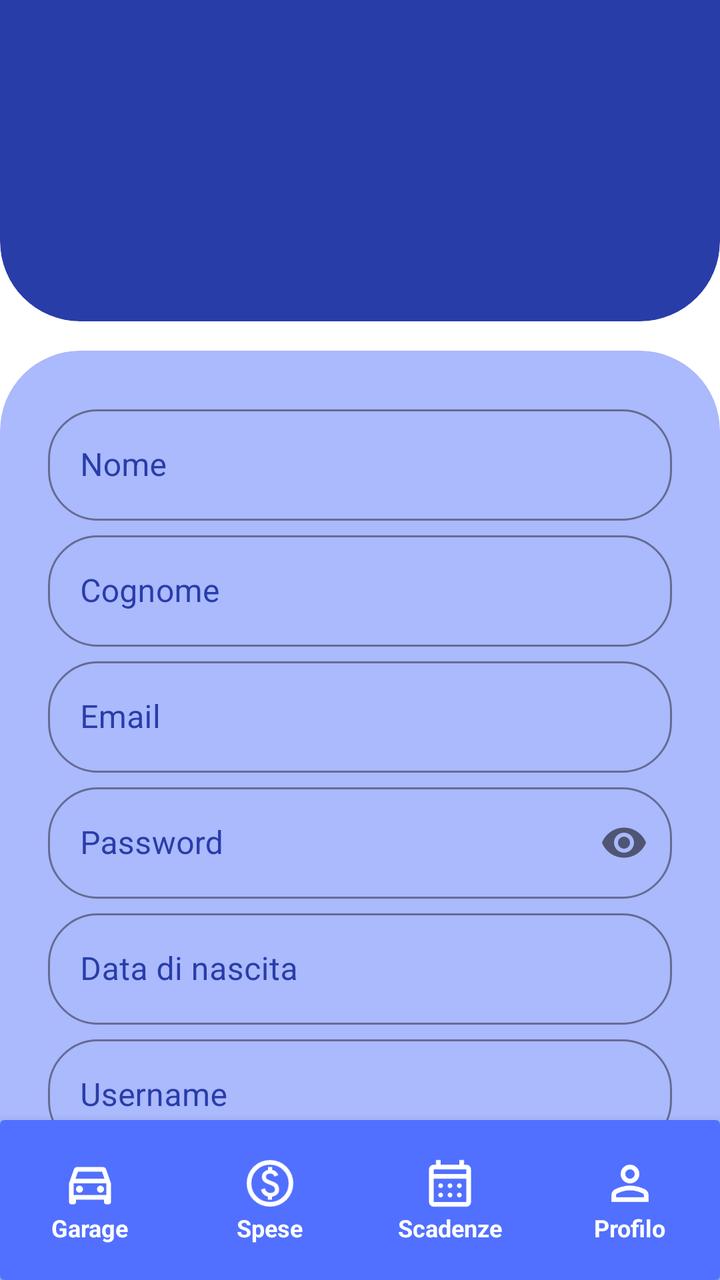
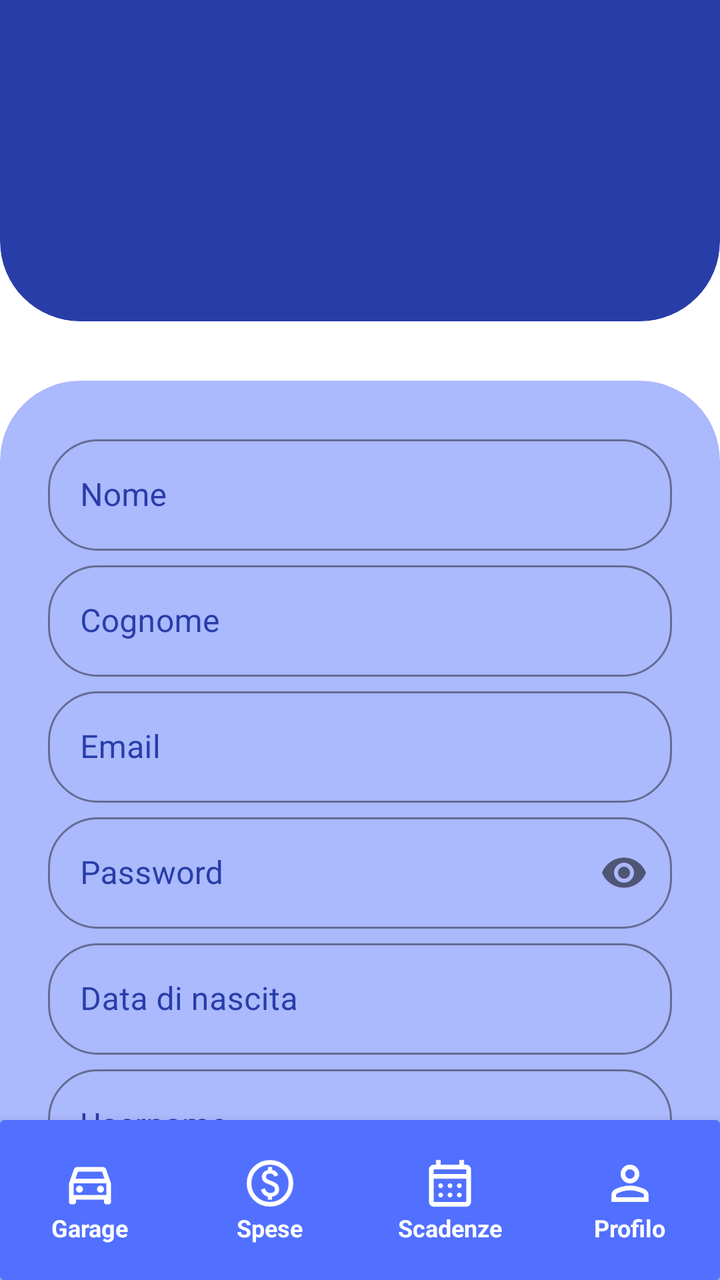

Before-and-after screenshots of an Android layout around one commit, followed by the original layout XML and the change that was made.
<!-- AndroidManifest.xml: application theme Theme.MyCarManager -->
<!-- res/layout/activity_modifica_dati_utente.xml -->
<?xml version="1.0" encoding="utf-8"?>
<androidx.constraintlayout.widget.ConstraintLayout xmlns:android="http://schemas.android.com/apk/res/android"
    xmlns:app="http://schemas.android.com/apk/res-auto"
    xmlns:tools="http://schemas.android.com/tools"
    android:id="@+id/clProfiloUtente"
    android:layout_width="match_parent"
    android:layout_height="match_parent"
    android:background="@color/Bianco">

    
    <include
        android:id="@+id/headerModificaDatiUtente"
        layout="@layout/item_headerblu"
        android:layout_width="match_parent"
        android:layout_height=""/>

    
    <androidx.cardview.widget.CardView
        android:id="@+id/cvModificaDatiUtente"
        android:layout_width="match_parent"
        android:layout_height="0dp"
        app:cardBackgroundColor="@color/Blu_chiaro"
        app:cardCornerRadius="40dp"
        app:cardElevation="0dp"
        android:layout_marginTop="15dp"
        app:layout_constraintTop_toBottomOf="@id/headerModificaDatiUtente">

        

        <androidx.core.widget.NestedScrollView
            android:id="@+id/nsvModificaDatiUtente"
            android:layout_width="match_parent"
            android:layout_height="match_parent"
            android:paddingBottom="40dp">


            <LinearLayout
                android:id="@+id/llModificaDatiUtente"
                android:layout_width="match_parent"
                android:layout_height="wrap_content"
                android:orientation="vertical"
                android:padding="24dp">

                
                
                <com.google.android.material.textfield.TextInputLayout
                    android:id="@+id/tilNome"
                    style="@style/Widget.MaterialComponents.TextInputLayout.OutlinedBox"
                    android:layout_width="match_parent"
                    android:layout_height="wrap_content"
                    android:layout_marginBottom="2dp"
                    android:textColorHint="@color/Blu"
                    app:boxStrokeColor="@color/Blu"
                    app:hintTextColor="@color/Blu"
                    app:boxCornerRadiusBottomEnd="25dp"
                    app:boxCornerRadiusBottomStart="25dp"
                    app:boxCornerRadiusTopEnd="25dp"
                    app:boxCornerRadiusTopStart="25dp">
                    <com.google.android.material.textfield.TextInputEditText
                        android:id="@+id/txNome"
                        android:layout_width="match_parent"
                        android:layout_height="wrap_content"
                        android:hint="@string/nome"
                        android:textColor="@color/Blu"
                        android:textColorHint="@color/Blu" />
                </com.google.android.material.textfield.TextInputLayout>

                
                <com.google.android.material.textfield.TextInputLayout
                    android:id="@+id/tilCognome"
                    style="@style/Widget.MaterialComponents.TextInputLayout.OutlinedBox"
                    android:layout_width="match_parent"
                    android:layout_height="wrap_content"
                    android:layout_marginBottom="2dp"
                    android:textColorHint="@color/Blu"
                    app:boxStrokeColor="@color/Blu"
                    app:hintTextColor="@color/Blu"
                    app:boxCornerRadiusBottomEnd="25dp"
                    app:boxCornerRadiusBottomStart="25dp"
                    app:boxCornerRadiusTopEnd="25dp"
                    app:boxCornerRadiusTopStart="25dp">
                    <com.google.android.material.textfield.TextInputEditText
                        android:id="@+id/txCognome"
                        android:layout_width="match_parent"
                        android:layout_height="wrap_content"
                        android:hint="@string/cognome"
                        android:textColor="@color/Blu"
                        android:textColorHint="@color/Blu"/>
                </com.google.android.material.textfield.TextInputLayout>

                
                <com.google.android.material.textfield.TextInputLayout
                    android:id="@+id/tilEmail"
                    style="@style/Widget.MaterialComponents.TextInputLayout.OutlinedBox"
                    android:layout_width="match_parent"
                    android:layout_height="wrap_content"
                    android:layout_marginBottom="2dp"
                    android:textColorHint="@color/Blu"
                    app:boxStrokeColor="@color/Blu"
                    app:hintTextColor="@color/Blu"
                    app:boxCornerRadiusBottomEnd="25dp"
                    app:boxCornerRadiusBottomStart="25dp"
                    app:boxCornerRadiusTopEnd="25dp"
                    app:boxCornerRadiusTopStart="25dp">
                    <com.google.android.material.textfield.TextInputEditText
                        android:id="@+id/txEmail"
                        android:layout_width="match_parent"
                        android:layout_height="wrap_content"
                        android:hint="@string/email"
                        android:textColor="@color/Blu"
                        android:textColorHint="@color/Blu"/>
                </com.google.android.material.textfield.TextInputLayout>

                
                <com.google.android.material.textfield.TextInputLayout
                    android:id="@+id/tilPassword"
                    style="@style/Widget.MaterialComponents.TextInputLayout.OutlinedBox"
                    android:layout_width="match_parent"
                    android:layout_height="wrap_content"
                    android:layout_marginBottom="2dp"
                    android:textColorHint="@color/Blu"
                    app:boxStrokeColor="@color/Blu"
                    app:hintTextColor="@color/Blu"
                    app:boxCornerRadiusBottomEnd="25dp"
                    app:boxCornerRadiusBottomStart="25dp"
                    app:boxCornerRadiusTopEnd="25dp"
                    app:boxCornerRadiusTopStart="25dp"
                    app:passwordToggleEnabled="true">
                    <com.google.android.material.textfield.TextInputEditText
                        android:id="@+id/txPassword"
                        android:layout_width="match_parent"
                        android:layout_height="wrap_content"
                        android:textColor="@color/Blu"
                        android:textColorHint="@color/Blu"
                        android:hint="@string/password"
                        android:inputType="textPassword" />
                </com.google.android.material.textfield.TextInputLayout>

                
                <com.google.android.material.textfield.TextInputLayout
                    android:id="@+id/datanascita"
                    style="@style/Widget.MaterialComponents.TextInputLayout.OutlinedBox"
                    android:layout_width="match_parent"
                    android:layout_height="wrap_content"
                    android:layout_marginBottom="2dp"
                    android:textColorHint="@color/Blu"
                    app:boxStrokeColor="@color/Blu"
                    app:hintTextColor="@color/Blu"
                    app:boxCornerRadiusBottomEnd="25dp"
                    app:boxCornerRadiusBottomStart="25dp"
                    app:boxCornerRadiusTopEnd="25dp"
                    app:boxCornerRadiusTopStart="25dp">
                    <com.google.android.material.textfield.TextInputEditText
                        android:layout_width="match_parent"
                        android:layout_height="wrap_content"
                        android:hint="@string/data_nascita"
                        android:textColor="@color/Blu"
                        android:textColorHint="@color/Blu"
                        android:focusable="false"
                        android:clickable="true"
                        android:inputType="none"/>
                </com.google.android.material.textfield.TextInputLayout>

                
                <com.google.android.material.textfield.TextInputLayout
                    android:id="@+id/tilUsername"
                    style="@style/Widget.MaterialComponents.TextInputLayout.OutlinedBox"
                    android:layout_width="match_parent"
                    android:layout_height="wrap_content"
                    android:layout_marginBottom="2dp"
                    android:textColorHint="@color/Blu"
                    app:boxStrokeColor="@color/Blu"
                    app:hintTextColor="@color/Blu"
                    app:boxCornerRadiusBottomEnd="25dp"
                    app:boxCornerRadiusBottomStart="25dp"
                    app:boxCornerRadiusTopEnd="25dp"
                    app:boxCornerRadiusTopStart="25dp">
                    <com.google.android.material.textfield.TextInputEditText
                        android:id="@+id/txUsername"
                        android:layout_width="match_parent"
                        android:layout_height="wrap_content"
                        android:hint="@string/username"
                        android:textColor="@color/Blu"
                        android:textColorHint="@color/Blu"/>
                </com.google.android.material.textfield.TextInputLayout>

                <LinearLayout
                    android:layout_width="match_parent"
                    android:layout_height="wrap_content"
                    android:orientation="horizontal"
                    android:weightSum="2"
                    android:paddingTop="25dp">

                        <Button
                            android:id="@+id/btnAnnulla"
                            android:layout_width="0dp"
                            android:layout_height="wrap_content"
                            android:layout_weight="1"
                            android:backgroundTint="@color/Blu_pastello"
                            android:text="@string/annulla"
                            android:textSize="18sp"
                            android:textStyle="bold"
                            app:cornerRadius="25dp" />

                        <Button
                            android:id="@+id/btnSalva"
                            android:layout_width="0dp"
                            android:layout_height="wrap_content"
                            android:layout_weight="1"
                            android:layout_marginStart="8dp"
                            android:backgroundTint="@color/Blu"
                            android:text="@string/salva"
                            android:textSize="18sp"
                            android:textStyle="bold"
                            app:cornerRadius="25dp" />

                </LinearLayout>

            </LinearLayout>
        </androidx.core.widget.NestedScrollView>
    </androidx.cardview.widget.CardView>

    
    <include
        android:id="@+id/nb"
        layout="@layout/item_nav_bar"
        android:layout_width="match_parent"
        android:layout_height="wrap_content"
        app:layout_constraintBottom_toBottomOf="parent" />

</androidx.constraintlayout.widget.ConstraintLayout>
<!-- res/layout/item_headerblu.xml (included above) -->
<androidx.cardview.widget.CardView
        xmlns:android="http://schemas.android.com/apk/res/android"
        xmlns:app="http://schemas.android.com/apk/res-auto"
        xmlns:tools="http://schemas.android.com/tools"
        android:id="@+id/cvHeader"
        android:layout_width="match_parent"
        android:layout_height="200dp"
        android:layout_marginTop="-40dp"
        app:cardBackgroundColor="@color/Blu"
        app:cardCornerRadius="40dp"
        app:cardElevation="0dp"
        app:layout_constraintTop_toTopOf="parent">

        <TextView
            android:id="@+id/tvUsernameUtenteHeader"
            android:layout_width="match_parent"
            android:layout_height="54dp"
            android:layout_gravity="center_vertical"
            android:layout_marginTop="20dp"
            android:layout_marginBottom="10dp"
            android:gravity="center"
            android:text=""
            android:textColor="@color/Bianco"
            android:textSize="34sp"
            android:textStyle="bold" />

    </androidx.cardview.widget.CardView>
<!-- res/layout/item_nav_bar.xml (included above) -->
<?xml version="1.0" encoding="utf-8"?>
<androidx.cardview.widget.CardView
    xmlns:android="http://schemas.android.com/apk/res/android"
    xmlns:app="http://schemas.android.com/apk/res-auto"
    xmlns:tools="http://schemas.android.com/tools"
    android:layout_width="match_parent"
    android:layout_height="120dp"
    android:layout_marginTop="-40dp"
    app:cardBackgroundColor="@color/Blu_intenso"
    app:cardElevation="8dp">

    
    <LinearLayout
        android:layout_width="match_parent"
        android:layout_height="80dp"
        android:layout_gravity="bottom"
        android:orientation="horizontal"
        android:baselineAligned="false">

        
        <LinearLayout
            android:layout_width="0dp"
            android:layout_height="match_parent"
            android:layout_weight="1"
            android:gravity="center"
            android:orientation="vertical"
            android:clickable="true"
            android:focusable="true"
            >

            <ImageView
                android:layout_width="34dp"
                android:layout_height="28dp"
                android:src="@drawable/ic_auto"
                app:tint="@color/Bianco" />
            <TextView
                android:layout_width="wrap_content"
                android:layout_height="wrap_content"
                android:text="Garage"
                android:textColor="@color/Bianco"
                android:textSize="12sp"
                android:textStyle="bold" />
        </LinearLayout>

        
        <LinearLayout
            android:layout_width="0dp"
            android:layout_height="match_parent"
            android:layout_weight="1"
            android:gravity="center"
            android:orientation="vertical"
            android:clickable="true"
            android:focusable="true"
            >
            <ImageView
                android:layout_width="28dp"
                android:layout_height="28dp"
                android:src="@drawable/ic_spese"
                app:tint="@color/Bianco" />
            <TextView
                android:layout_width="wrap_content"
                android:layout_height="wrap_content"
                android:text="Spese"
                android:textColor="@color/Bianco"
                android:textSize="12sp"
                android:textStyle="bold" />
        </LinearLayout>

        <LinearLayout
            android:layout_width="0dp"
            android:layout_height="match_parent"
            android:layout_weight="1"
            android:gravity="center"
            android:orientation="vertical"
            android:clickable="true"
            android:focusable="true"
            >
            <ImageView
                android:layout_width="28dp"
                android:layout_height="28dp"
                android:src="@drawable/ic_scadenze"
                app:tint="@color/Bianco" />
            <TextView
                android:layout_width="wrap_content"
                android:layout_height="wrap_content"
                android:text="Scadenze"
                android:textColor="@color/Bianco"
                android:textSize="12sp"
                android:textStyle="bold" />
        </LinearLayout>
        <LinearLayout
            android:layout_width="0dp"
            android:layout_height="match_parent"
            android:layout_weight="1"
            android:gravity="center"
            android:orientation="vertical"
            android:clickable="true"
            android:focusable="true"
            >
            <ImageView
                android:layout_width="28dp"
                android:layout_height="28dp"
                android:src="@drawable/ic_profilo"
                app:tint="@color/Bianco" />
            <TextView
                android:layout_width="wrap_content"
                android:layout_height="wrap_content"
                android:text="Profilo"
                android:textColor="@color/Bianco"
                android:textSize="12sp"
                android:textStyle="bold" />
        </LinearLayout>

    </LinearLayout>
</androidx.cardview.widget.CardView>
<!-- resources referenced by this layout -->
<resources>
  <color name="Bianco">#ffffff</color>
  <color name="Blu">#283da8</color>
  <color name="Blu_chiaro">#abb9fd</color>
  <color name="Blu_intenso">#5170ff</color>
  <color name="Blu_pastello">#798eef</color>
  <!-- drawable ic_auto (drawable) -->
  <vector xmlns:android="http://schemas.android.com/apk/res/android"
      android:width="24dp"
      android:height="24dp"
      android:viewportWidth="960"
      android:viewportHeight="960"
      android:tint="?attr/colorControlNormal">
    <path
        android:fillColor="@android:color/white"
        android:pathData="M240,760L240,800Q240,817 228.5,828.5Q217,840 200,840L160,840Q143,840 131.5,828.5Q120,817 120,800L120,480L204,240Q210,222 225.5,211Q241,200 260,200L700,200Q719,200 734.5,211Q750,222 756,240L840,480L840,800Q840,817 828.5,828.5Q817,840 800,840L760,840Q743,840 731.5,828.5Q720,817 720,800L720,760L240,760ZM232,400L728,400L686,280L274,280L232,400ZM200,480L200,480L200,680L200,680L200,480ZM300,640Q325,640 342.5,622.5Q360,605 360,580Q360,555 342.5,537.5Q325,520 300,520Q275,520 257.5,537.5Q240,555 240,580Q240,605 257.5,622.5Q275,640 300,640ZM660,640Q685,640 702.5,622.5Q720,605 720,580Q720,555 702.5,537.5Q685,520 660,520Q635,520 617.5,537.5Q600,555 600,580Q600,605 617.5,622.5Q635,640 660,640ZM200,680L760,680L760,480L200,480L200,680Z"/>
  </vector>
  <!-- drawable ic_profilo (drawable) -->
  <vector xmlns:android="http://schemas.android.com/apk/res/android"
      android:width="24dp"
      android:height="24dp"
      android:viewportWidth="960"
      android:viewportHeight="960"
      android:tint="?attr/colorControlNormal">
    <path
        android:fillColor="@android:color/white"
        android:pathData="M367,433Q320,386 320,320Q320,254 367,207Q414,160 480,160Q546,160 593,207Q640,254 640,320Q640,386 593,433Q546,480 480,480Q414,480 367,433ZM160,800L160,688Q160,654 177.5,625.5Q195,597 224,582Q286,551 350,535.5Q414,520 480,520Q546,520 610,535.5Q674,551 736,582Q765,597 782.5,625.5Q800,654 800,688L800,800L160,800ZM240,720L720,720L720,688Q720,677 714.5,668Q709,659 700,654Q646,627 591,613.5Q536,600 480,600Q424,600 369,613.5Q314,627 260,654Q251,659 245.5,668Q240,677 240,688L240,720ZM536.5,376.5Q560,353 560,320Q560,287 536.5,263.5Q513,240 480,240Q447,240 423.5,263.5Q400,287 400,320Q400,353 423.5,376.5Q447,400 480,400Q513,400 536.5,376.5ZM480,320Q480,320 480,320Q480,320 480,320Q480,320 480,320Q480,320 480,320Q480,320 480,320Q480,320 480,320Q480,320 480,320Q480,320 480,320ZM480,720L480,720Q480,720 480,720Q480,720 480,720Q480,720 480,720Q480,720 480,720Q480,720 480,720Q480,720 480,720Q480,720 480,720Q480,720 480,720L480,720Z"/>
  </vector>
  <string name="annulla">Annulla</string>
  <string name="cognome">Cognome</string>
  <string name="data_nascita">Data di nascita</string>
  <string name="email">Email</string>
  <string name="nome">Nome</string>
  <string name="password">Password</string>
  <string name="salva">Salva</string>
  <string name="username">Username</string>
  <style name="Theme.MyCarManager" parent="Base.Theme.MyCarManager" />
  <style name="Base.Theme.MyCarManager" parent="Theme.Material3.DayNight.NoActionBar">
          
          <item name="android:statusBarColor">@color/Blu</item>
          <item name="android:windowLightStatusBar">false</item>
          <item name="colorPrimary">@color/Blu</item>
          <item name="colorAccent">@color/Blu_scuro</item>
          <item name="colorOnPrimary">@color/Bianco</item>
          <item name="colorSecondary">@color/Blu_scuro</item>
          <item name="colorOnSecondary">@color/Nero</item>
          
          <item name="colorControlActivated">@color/Blu_chiaro</item>
          
          <item name="android:textColorHighlight">@color/Blu_intenso</item>
      </style>
  <color name="Blu_scuro">#0f1b6e</color>
  <color name="Nero">#000000</color>
  <!-- unchanged entries left out for length: 2 -->
</resources>

<!-- the commit's change to res/layout/activity_modifica_dati_utente.xml (unified diff, before → after) -->
@@ -10,9 +10,8 @@
     
     <include
         android:id="@+id/headerModificaDatiUtente"
-        layout="@layout/item_headerblu"
-        android:layout_width="match_parent"
-        android:layout_height=""/>
+        layout="@layout/item_headerblu"/>
+
 
     
     <androidx.cardview.widget.CardView
@@ -22,7 +21,7 @@
         app:cardBackgroundColor="@color/Blu_chiaro"
         app:cardCornerRadius="40dp"
         app:cardElevation="0dp"
-        android:layout_marginTop="15dp"
+        android:layout_marginTop="30dp"
         app:layout_constraintTop_toBottomOf="@id/headerModificaDatiUtente">
 
         
@@ -30,8 +29,7 @@
         <androidx.core.widget.NestedScrollView
             android:id="@+id/nsvModificaDatiUtente"
             android:layout_width="match_parent"
-            android:layout_height="match_parent"
-            android:paddingBottom="40dp">
+            android:layout_height="match_parent">
 
 
             <LinearLayout
